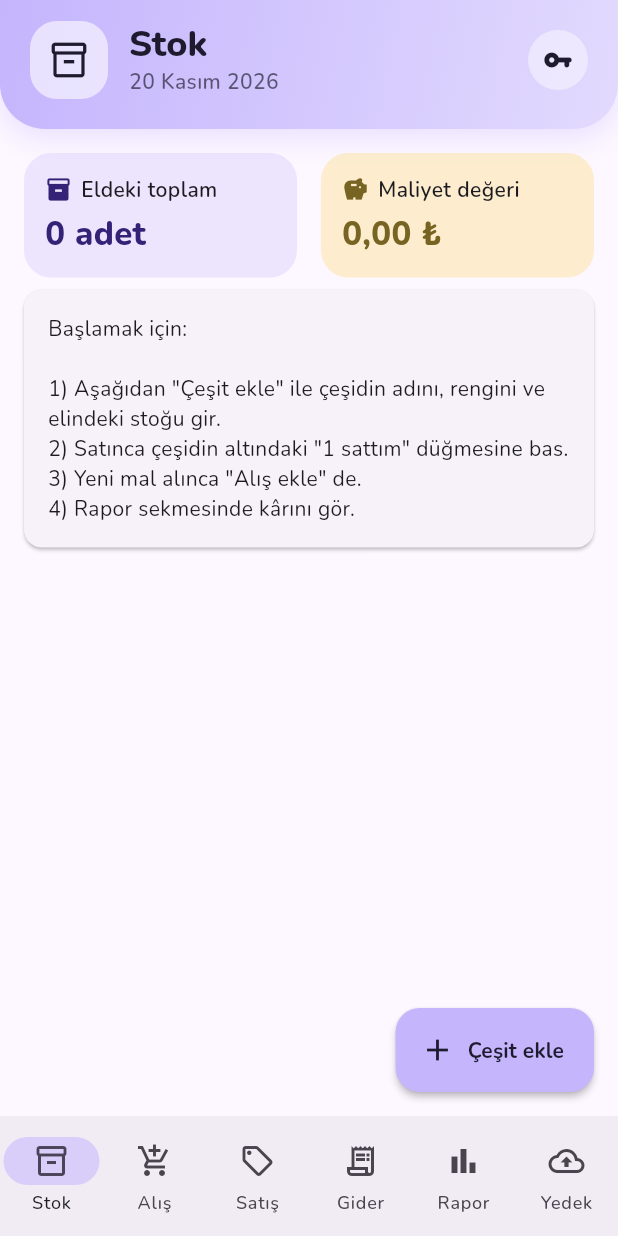
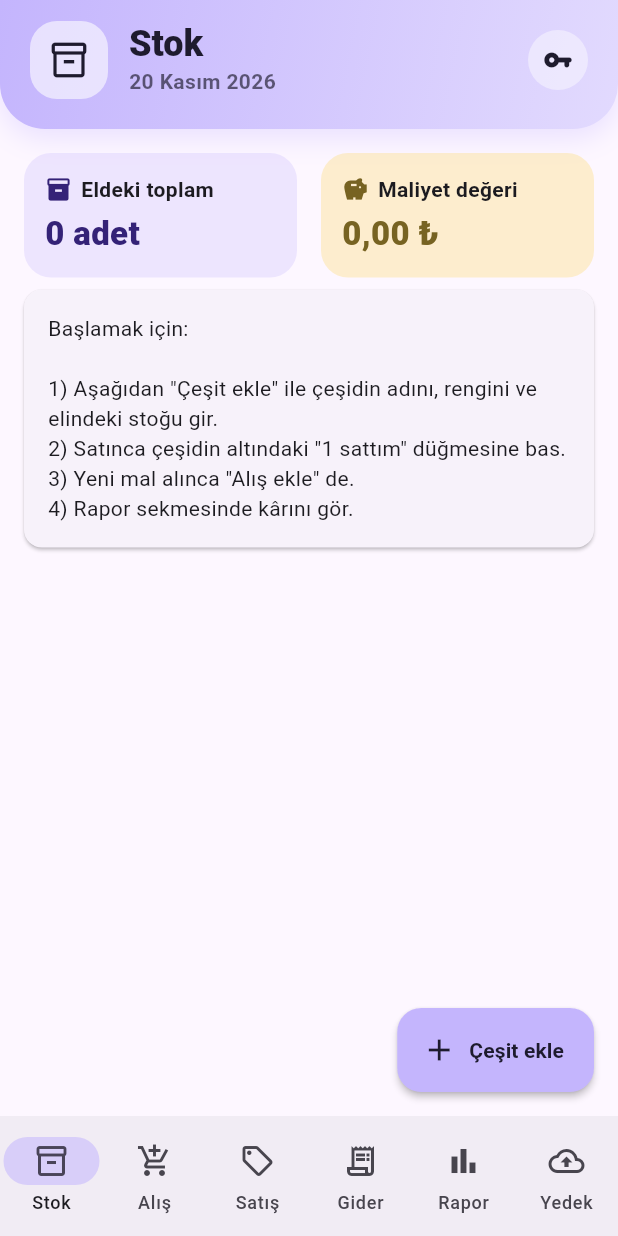
Before and after one commit to muminevildan/anahtarlik, a Flutter app: the screen it shows after launch, on a phone screen of 412 x 824 dp. Run offline on Flutter 3.47's test engine with Material 3 defaults, Android fonts, the phone set to English and light mode, and no system bars; our stand-ins replace file_picker, share_plus.

Commit message:
Remove Google Fonts dependency from theme

```diff
--- a/lib/main.dart
+++ b/lib/main.dart
@@ -4,7 +4,6 @@ import 'dart:io';
 import 'package:file_picker/file_picker.dart';
 import 'package:flutter/material.dart';
 import 'package:flutter/services.dart';
-import 'package:google_fonts/google_fonts.dart';
 import 'package:path_provider/path_provider.dart';
 import 'package:share_plus/share_plus.dart';
 
@@ -161,8 +160,7 @@ Future<File> dataFile() async => File('${(await getApplicationDocumentsDirectory
 
 // ---------- Uygulama ----------
 ThemeData buildTheme(Brightness b) {
-  final base = ThemeData(colorSchemeSeed: const Color(0xFFC4B5FD), brightness: b, useMaterial3: true);
-  return base.copyWith(textTheme: GoogleFonts.nunitoTextTheme(base.textTheme));
+  return ThemeData(colorSchemeSeed: const Color(0xFFC4B5FD), brightness: b, useMaterial3: true);
 }
 
 class App extends StatelessWidget {
```
